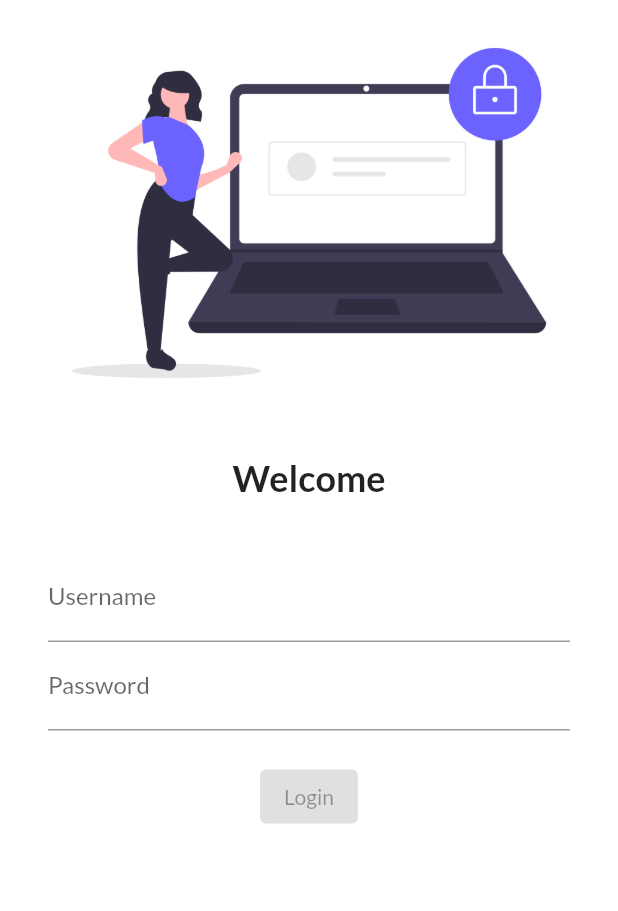
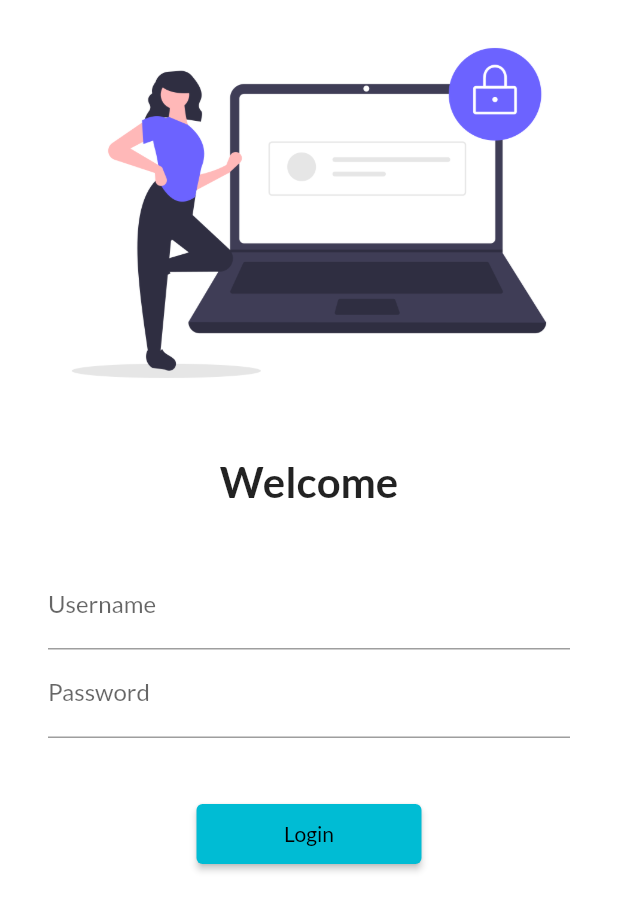
Before and after one commit to DaVinci2004/30DaysOfFlutter, a Flutter app: the screen it shows after launch, on a phone screen of 412 x 824 dp. Shown: the top 911 px of the screen. Run offline on Flutter 3.47's test engine with Material 2 defaults, Android fonts, the light colour scheme and no system bars; our stand-ins replace google_fonts.

Commit message:
day 5 completed

```diff
--- a/flutter_application_1/lib/main.dart
+++ b/flutter_application_1/lib/main.dart
@@ -1,6 +1,7 @@
 import 'package:flutter/material.dart';
 import 'package:flutter_application_1/pages/home_page.dart';
 import 'package:flutter_application_1/pages/login_page.dart';
+import 'package:flutter_application_1/utils/routes.dart';
 import 'package:google_fonts/google_fonts.dart';
 void main() {
   runApp(MyApp());
@@ -20,14 +21,15 @@
         fontFamily: GoogleFonts.lato().fontFamily,
 
       ),
+      debugShowCheckedModeBanner: false,
       darkTheme: ThemeData(
         brightness: Brightness.dark,
       ),
       initialRoute: "/login",
       routes: {
         "/" : (context) => LoginPage(),
-        "/home": (context) => homePage(),
-        "/login" : (context) => LoginPage()
+        MyRoutes.homeRoute: (context) => homePage(),
+        MyRoutes.loginRoute : (context) => LoginPage()
       },
     );
   }
--- a/flutter_application_1/lib/pages/login_page.dart
+++ b/flutter_application_1/lib/pages/login_page.dart
@@ -1,14 +1,16 @@
 import 'package:flutter/material.dart';
+import 'package:flutter_application_1/utils/routes.dart';
 class LoginPage extends StatelessWidget {
 
 
   @override
   Widget build(BuildContext context) {
     return Material(
-      color: Colors.white,
-      child : Column(
+      color: const Color.fromRGBO(255, 255, 255, 1),
+      child : SingleChildScrollView(
+        child: Column(
           children: [
-          Image.asset("assets/images/undraw_secure_login_pdn4.png",fit: BoxFit.cover
+            Image.asset("assets/images/undraw_secure_login_pdn4.png",fit: BoxFit.cover ,
             ),
             SizedBox(
               height: 20,
@@ -16,7 +18,7 @@
             ),
              Text("Welcome",
             style: TextStyle(
-            fontSize: 24,
+              fontSize: 28,
               fontWeight: FontWeight.bold,
             ),
             ),
@@ -42,15 +44,15 @@
                 ),
               ),
               SizedBox(
-            height: 20,
+              height: 40,
 
             ),
             ElevatedButton(
               onPressed: (){
-              print("Hi")
+                Navigator.pushNamed(context, MyRoutes.homeRoute);
               },
               child: Text("Login"),
-            style: TextButton.styleFrom().
+              style: TextButton.styleFrom(minimumSize: Size(150, 40) ),
 
 
               )
@@ -59,6 +61,7 @@
               ),
             )
           ],
+          ),
       )
     );
   }
--- /dev/null
+++ b/flutter_application_1/lib/utils/routes.dart
@@ -0,0 +1,5 @@
+class MyRoutes{
+  static String loginRoute = "/login";
+  static String homeRoute = "/home";
+
+}
```
Lines whose indentation alone changed are shown as unchanged.
